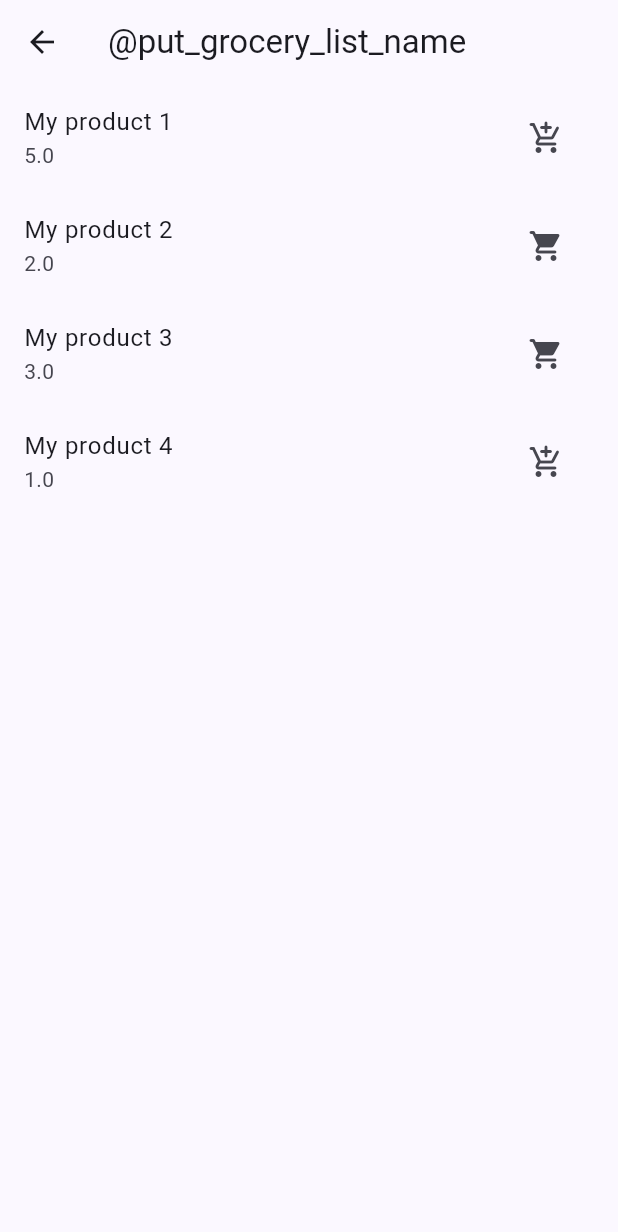
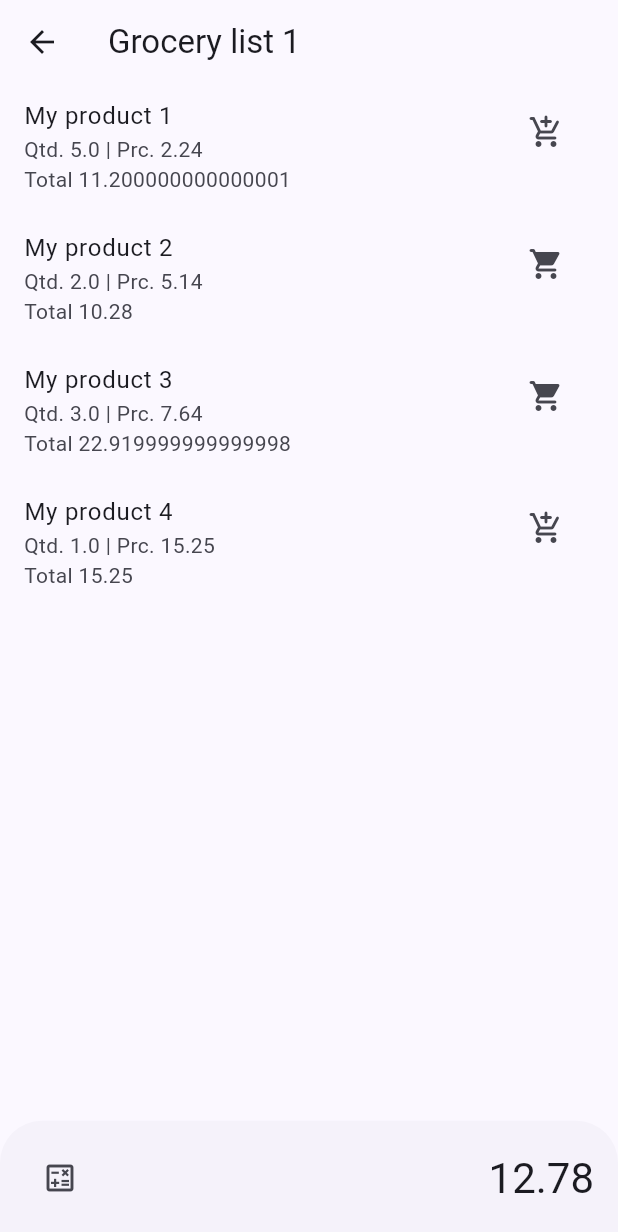
Before and after one commit to andrepg/mart, a Flutter app: the screen it shows after launch, after a tap on "Grocery list 1", on a phone screen of 412 x 824 dp. Shown: the top 1232 px of the screen. Run offline on Flutter 3.47's test engine with Material 3 defaults, Android fonts, the phone set to English and light mode, and no system bars; our stand-ins replace sqflite, sqflite_common_ffi; accounts and stored records are empty.

Commit message:
🧩️ create new widgets and animations

```diff
--- a/lib/screens/grocery_list.dart
+++ b/lib/screens/grocery_list.dart
@@ -43,7 +43,9 @@ class _GroceryListScreenState extends State<GroceryListScreen> {
         screenAppBar: MartAppBar(appBar: AppBar()),
         listContent: groceries,
         tileBuilder: (context, index) => AnimatedContainerWrapper(
-          openBuilder: const GroceryItemListScreen(),
+          openBuilder: GroceryItemListScreen(
+            groceryList: groceries.elementAt(index),
+          ),
           closedBuilder: (context, action) =>
               GroceryListTile(groceryList: groceries[index]),
           transitionType: _transitionType,
--- a/lib/screens/grocery_list_item.dart
+++ b/lib/screens/grocery_list_item.dart
@@ -1,16 +1,24 @@
 import 'package:flutter/material.dart';
 import 'package:smartcado/objects/grocery_item.dart';
+import 'package:smartcado/objects/grocery_list.dart';
 import 'package:smartcado/widgets/grocery_list_item_tile.dart';
 import 'package:smartcado/widgets/safe_area_with_list.dart';
 
 class GroceryItemListScreen extends StatefulWidget {
-  const GroceryItemListScreen({super.key});
+  final GroceryList groceryList;
+
+  const GroceryItemListScreen({
+    super.key,
+    required this.groceryList,
+  });
 
   @override
   State<GroceryItemListScreen> createState() => _GroceryItemListScreenState();
 }
 
 class _GroceryItemListScreenState extends State<GroceryItemListScreen> {
+  final _bottomSheetController = DraggableScrollableController();
+
   List<GroceryItem> groceryItems = List.from([
     GroceryItem(name: "My product 1", price: 2.24, quantity: 5, onCart: false),
     GroceryItem(name: "My product 2", price: 5.14, quantity: 2, onCart: true),
@@ -25,6 +33,7 @@ class _GroceryItemListScreenState extends State<GroceryItemListScreen> {
         tileBuilder: buildListTile,
         floatingActionButton: null,
         floatingActionButtonLocation: FloatingActionButtonLocation.centerFloat,
+        bottomSheet: _buildBottomSheet(),
       );
 
   Widget? buildListTile(context, index) =>
@@ -32,13 +41,51 @@ class _GroceryItemListScreenState extends State<GroceryItemListScreen> {
 
   PreferredSizeWidget? _buildScreenAppBar() => AppBar(
         key: UniqueKey(),
-        title: const Text("@put_grocery_list_name"),
+        title: Text(widget.groceryList.title),
         centerTitle: false,
         leading: IconButton(
-          onPressed: _returnToPreviousPage,
+          onPressed: () => Navigator.pop(context),
           icon: const Icon(Icons.arrow_back),
         ),
       );
 
-  void _returnToPreviousPage() => Navigator.pop(context);
+  _buildBottomSheet() => DraggableScrollableSheet(
+        builder: (BuildContext context, ScrollController scrollController) {
+          return Padding(
+            padding: const EdgeInsets.symmetric(vertical: 8, horizontal: 16),
+            child: Row(
+              mainAxisSize: MainAxisSize.max,
+              crossAxisAlignment: CrossAxisAlignment.center,
+              mainAxisAlignment: MainAxisAlignment.spaceBetween,
+              children: [
+                IconButton(
+                  onPressed: () {},
+                  icon: const Icon(Icons.calculate_outlined),
+                  tooltip: "Recalculate grocery list",
+                ),
+                Text(_calculateTotalList().toString(),
+                    style: Theme.of(context).textTheme.headlineMedium),
+              ],
+            ),
+          );
+        },
+        expand: false,
+        snap: true,
+        minChildSize: 0.1,
+        initialChildSize: 0.1,
+        maxChildSize: 1,
+        snapSizes: const [0.2, 1],
+        controller: _bottomSheetController,
+      );
+
+  _calculateTotalList() => groceryItems.fold(
+        0.0,
+        (previousValue, groceryList) {
+          if (!groceryList.onCart) {
+            return previousValue;
+          }
+
+          return groceryList.price + previousValue;
+        },
+      );
 }
--- a/lib/widgets/grocery_list_item_tile.dart
+++ b/lib/widgets/grocery_list_item_tile.dart
@@ -23,7 +23,16 @@ class _GroceryListItemTileState extends State<GroceryListItemTile> {
     return ListTile(
       title: Text(widget.groceryItem.name),
       onLongPress: widget.onLongPress,
-      subtitle: Text(widget.groceryItem.quantity.toString()),
+      isThreeLine: true,
+      subtitle: Column(
+        mainAxisAlignment: MainAxisAlignment.center,
+        crossAxisAlignment: CrossAxisAlignment.start,
+        children: [
+          Text("Qtd. ${widget.groceryItem.quantity} | "
+              "Prc. ${widget.groceryItem.price}"),
+          Text("Total ${_getTotalPriceItem()}")
+        ],
+      ),
       trailing: _buildTrailingButton(),
     );
   }
@@ -41,4 +50,7 @@ class _GroceryListItemTileState extends State<GroceryListItemTile> {
   IconData _getCurrentIcon() => widget.groceryItem.onCart
       ? Icons.shopping_cart_rounded
       : Icons.add_shopping_cart_rounded;
+
+  _getTotalPriceItem() =>
+      (widget.groceryItem.price * widget.groceryItem.quantity);
 }
--- a/lib/widgets/safe_area_with_list.dart
+++ b/lib/widgets/safe_area_with_list.dart
@@ -8,15 +8,16 @@ class SafeAreaWithList extends StatelessWidget {
   final List<dynamic> listContent;
   final NullableIndexedWidgetBuilder tileBuilder;
   final FloatingActionButtonLocation? floatingActionButtonLocation;
+  final Widget? bottomSheet;
 
-  const SafeAreaWithList({
-    super.key,
-    required this.listContent,
-    required this.tileBuilder,
-    this.screenAppBar,
-    this.floatingActionButton,
-    this.floatingActionButtonLocation,
-  });
+  const SafeAreaWithList(
+      {super.key,
+      required this.listContent,
+      required this.tileBuilder,
+      this.screenAppBar,
+      this.floatingActionButton,
+      this.floatingActionButtonLocation,
+      this.bottomSheet});
 
   @override
   Widget build(BuildContext context) => SafeArea(
@@ -31,6 +32,7 @@ class SafeAreaWithList extends StatelessWidget {
               itemBuilder: tileBuilder,
             ),
           ),
+          bottomSheet: bottomSheet,
         ),
       );
 }
```
